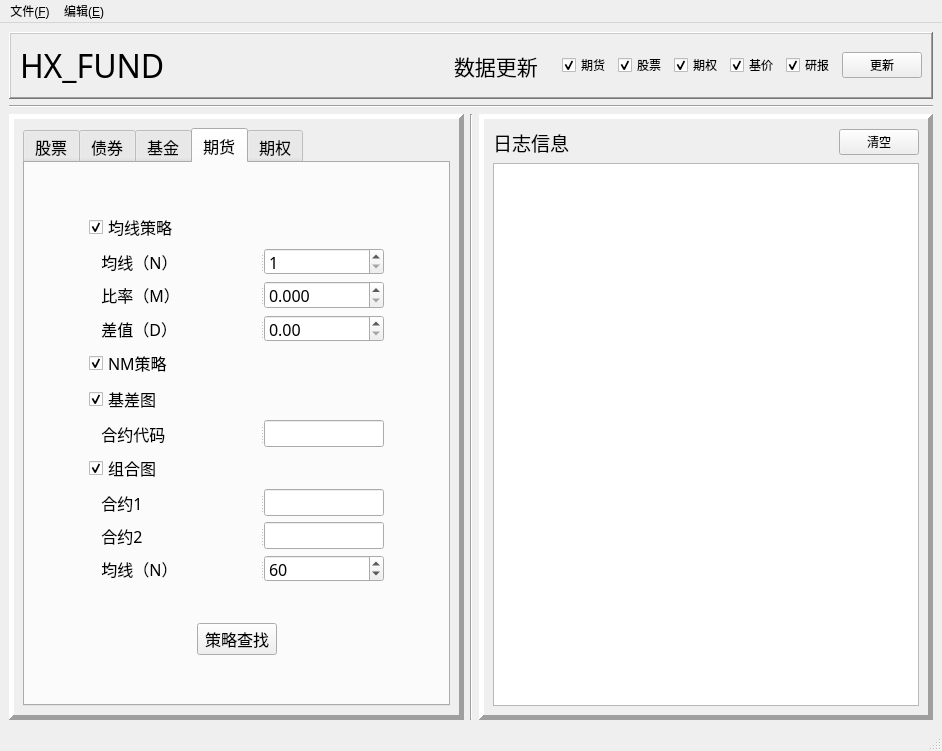
The window that python_test/src/interface/MainWindow.ui (yuancixin/HUAXIN_FUND) describes before a commit, drawn with Qt 5.
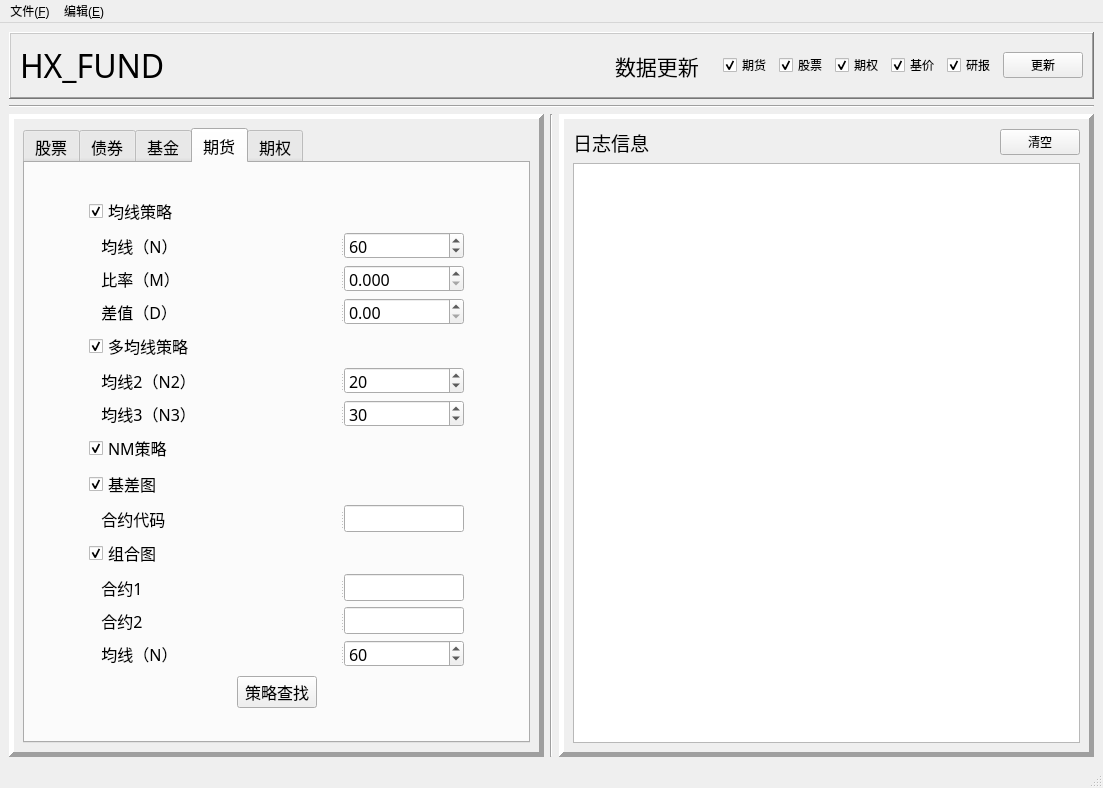
The same window after the commit.

Commit message: 多均线策略

```diff
--- a/python_test/src/interface/MainWindow.ui
+++ b/python_test/src/interface/MainWindow.ui
@@ -6,8 +6,8 @@
    <rect>
     <x>0</x>
     <y>0</y>
-    <width>942</width>
-    <height>751</height>
+    <width>1103</width>
+    <height>788</height>
    </rect>
   </property>
   <property name="sizePolicy">
@@ -253,6 +253,8 @@
             </attribute>
             <layout class="QHBoxLayout" name="horizontalLayout_12">
              <item>
+              <layout class="QHBoxLayout" name="horizontalLayout_11">
+               <item>
               <spacer name="horizontalSpacer_9">
                <property name="orientation">
                 <enum>Qt::Horizontal</enum>
@@ -269,7 +271,7 @@
               </spacer>
              </item>
              <item>
-              <layout class="QVBoxLayout" name="verticalLayout_7">
+                <layout class="QVBoxLayout" name="verticalLayout_8">
                <item>
                 <spacer name="verticalSpacer_3">
                  <property name="orientation">
@@ -361,6 +363,9 @@
                       <property name="maximum">
                        <number>1000</number>
                       </property>
+                        <property name="value">
+                         <number>60</number>
+                        </property>
                      </widget>
                     </widget>
                    </item>
@@ -435,6 +440,143 @@
                  </item>
                 </layout>
                </item>
+                 <item>
+                  <layout class="QHBoxLayout" name="horizontalLayout_14">
+                   <item>
+                    <widget class="QCheckBox" name="check_fut_ave2">
+                     <property name="text">
+                      <string>多均线策略</string>
+                     </property>
+                     <property name="checked">
+                      <bool>true</bool>
+                     </property>
+                    </widget>
+                   </item>
+                   <item>
+                    <spacer name="horizontalSpacer_10">
+                     <property name="orientation">
+                      <enum>Qt::Horizontal</enum>
+                     </property>
+                     <property name="sizeHint" stdset="0">
+                      <size>
+                       <width>40</width>
+                       <height>20</height>
+                      </size>
+                     </property>
+                    </spacer>
+                   </item>
+                  </layout>
+                 </item>
+                 <item>
+                  <layout class="QVBoxLayout" name="verticalLayout_7">
+                   <item>
+                    <widget class="QSplitter" name="splitter_11">
+                     <property name="orientation">
+                      <enum>Qt::Horizontal</enum>
+                     </property>
+                     <widget class="QLabel" name="label_14">
+                      <property name="text">
+                       <string>   均线2（N2）</string>
+                      </property>
+                     </widget>
+                     <widget class="QSpinBox" name="input_future_n2">
+                      <property name="sizePolicy">
+                       <sizepolicy hsizetype="Expanding" vsizetype="Fixed">
+                        <horstretch>0</horstretch>
+                        <verstretch>0</verstretch>
+                       </sizepolicy>
+                      </property>
+                      <property name="minimumSize">
+                       <size>
+                        <width>120</width>
+                        <height>27</height>
+                       </size>
+                      </property>
+                      <property name="maximumSize">
+                       <size>
+                        <width>120</width>
+                        <height>27</height>
+                       </size>
+                      </property>
+                      <property name="layoutDirection">
+                       <enum>Qt::LeftToRight</enum>
+                      </property>
+                      <property name="wrapping">
+                       <bool>false</bool>
+                      </property>
+                      <property name="frame">
+                       <bool>true</bool>
+                      </property>
+                      <property name="specialValueText">
+                       <string/>
+                      </property>
+                      <property name="minimum">
+                       <number>1</number>
+                      </property>
+                      <property name="maximum">
+                       <number>1000</number>
+                      </property>
+                      <property name="value">
+                       <number>20</number>
+                      </property>
+                     </widget>
+                    </widget>
+                   </item>
+                   <item>
+                    <widget class="QSplitter" name="splitter_12">
+                     <property name="orientation">
+                      <enum>Qt::Horizontal</enum>
+                     </property>
+                     <widget class="QLabel" name="label_15">
+                      <property name="text">
+                       <string>   均线3（N3）</string>
+                      </property>
+                     </widget>
+                     <widget class="QSpinBox" name="input_future_n3">
+                      <property name="sizePolicy">
+                       <sizepolicy hsizetype="Expanding" vsizetype="Fixed">
+                        <horstretch>0</horstretch>
+                        <verstretch>0</verstretch>
+                       </sizepolicy>
+                      </property>
+                      <property name="minimumSize">
+                       <size>
+                        <width>120</width>
+                        <height>27</height>
+                       </size>
+                      </property>
+                      <property name="maximumSize">
+                       <size>
+                        <width>120</width>
+                        <height>27</height>
+                       </size>
+                      </property>
+                      <property name="layoutDirection">
+                       <enum>Qt::LeftToRight</enum>
+                      </property>
+                      <property name="wrapping">
+                       <bool>false</bool>
+                      </property>
+                      <property name="frame">
+                       <bool>true</bool>
+                      </property>
+                      <property name="specialValueText">
+                       <string/>
+                      </property>
+                      <property name="minimum">
+                       <number>1</number>
+                      </property>
+                      <property name="maximum">
+                       <number>1000</number>
+                      </property>
+                      <property name="value">
+                       <number>30</number>
+                      </property>
+                     </widget>
+                    </widget>
+                   </item>
+                  </layout>
+                 </item>
                <item>
                 <layout class="QHBoxLayout" name="horizontalLayout_8">
                  <item>
@@ -733,6 +875,8 @@
               </spacer>
              </item>
             </layout>
+             </item>
+            </layout>
            </widget>
            <widget class="QWidget" name="tab_option">
             <attribute name="title">
@@ -827,7 +971,7 @@
     <rect>
      <x>0</x>
      <y>0</y>
-     <width>942</width>
+     <width>1103</width>
      <height>26</height>
     </rect>
    </property>
```
Lines whose indentation alone changed are shown as unchanged. The commit also changes 6 other files.
